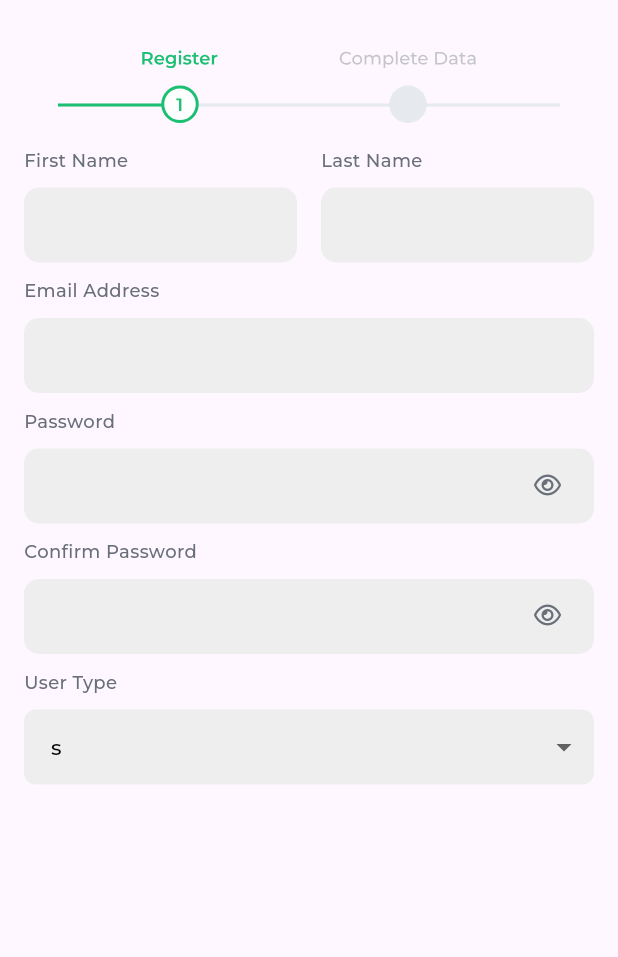
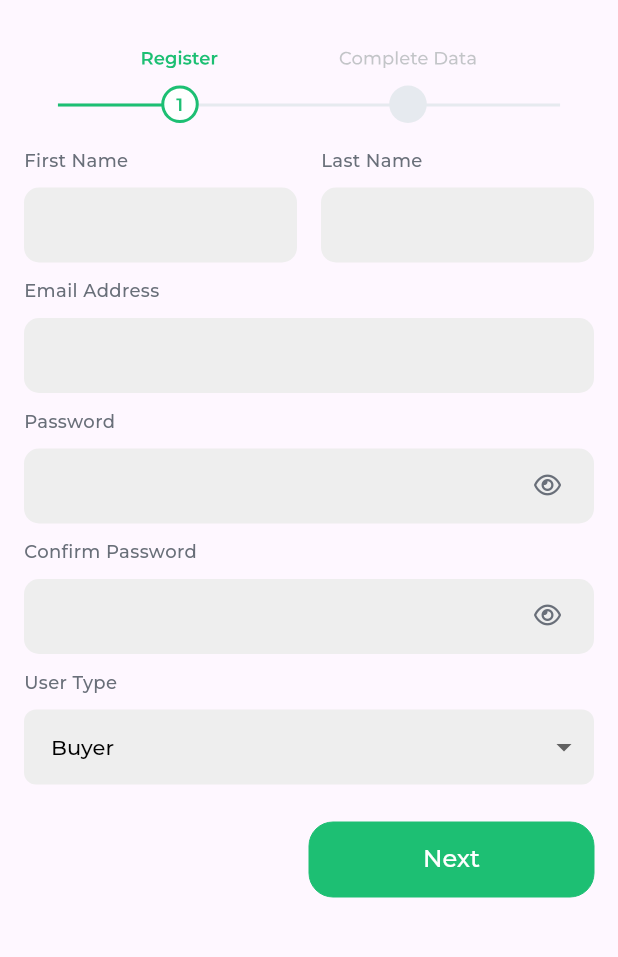
Before and after one commit to Willyyyy9/kafiil, a Flutter app: the screen it shows after launch, after a tap on "Register", on a phone screen of 412 x 824 dp, the part 60-1017 px from its top. Run offline on Flutter 3.47's test engine with Material 3 defaults, Android fonts, the phone set to English and light mode, and no system bars; drawn by our look-alikes of auto_size_text; our stand-ins replace flutter_easyloading, flutter_svg, font_awesome_flutter, gap, get, multi_dropdown; project files that could hold a hidden picture were left out.

Commit message:
register screen

```diff
--- a/lib/app/modules/register/controllers/register_controller.dart
+++ b/lib/app/modules/register/controllers/register_controller.dart
@@ -1,5 +1,8 @@
+import 'dart:async';
+
 import 'package:flutter/material.dart';
 import 'package:get/get.dart';
+import 'package:intl/intl.dart';
 
 class RegisterController extends GetxController {
   TextEditingController registerFirstNameTextController =
@@ -14,4 +17,54 @@ class RegisterController extends GetxController {
 
   bool isPasswordObscure = true;
   bool isConfirmPasswordObscure = true;
+
+  List<String> userTypes = ["Buyer", "Seller", "Both"];
+  String selectedUserType = "";
+
+  int widgetIndex = 0;
+
+  int selectedSalary = 1000;
+
+  changeSalary({required bool isAdding}) {
+    if (isAdding == true) {
+      selectedSalary += 100;
+    } else {
+      if (!((selectedSalary - 100) < 1000)) {
+        selectedSalary -= 100;
+      }
+    }
+    update();
+  }
+
+  Timer? minusTimer;
+  Timer? plusTimer;
+  DateTime? selectedDate;
+
+  Future<void> selectDate(BuildContext context) async {
+    final DateTime? pickedDate = await showDatePicker(
+        context: context,
+        initialDate: selectedDate,
+        firstDate: DateTime(1920, 1),
+        lastDate: DateTime.now());
+    if (pickedDate != null && pickedDate != selectedDate) {
+      selectedDate = pickedDate;
+      update();
+    }
+  }
+
+  String formatDate(DateTime? dateTime) {
+    if (dateTime == null) {
+      return "";
+    } else {
+      DateFormat formatter = DateFormat('dd-MM-yyyy');
+      return formatter.format(dateTime);
+    }
+  }
+
+  @override
+  void onInit() {
+    // TODO: implement onInit
+    super.onInit();
+    selectedUserType = userTypes.first;
+  }
 }
--- a/lib/app/modules/register/views/register_view.dart
+++ b/lib/app/modules/register/views/register_view.dart
@@ -1,7 +1,7 @@
 import 'package:flutter/material.dart';
 import 'package:flutter_svg/flutter_svg.dart';
-import 'package:gap/gap.dart';
 import 'package:get/get.dart';
+import 'package:kafiil/app/modules/register/views/widgets/register_complete_data_form.dart';
 import 'package:kafiil/app/modules/register/views/widgets/register_form.dart';
 import 'package:kafiil/app/resources/asset_manager.dart';
 import 'package:kafiil/app/resources/color_manager.dart';
@@ -18,13 +18,25 @@ class RegisterView extends GetView<RegisterController> {
   Widget build(BuildContext context) {
     return Scaffold(
         appBar: AppBar(
-          leading: Padding(
+          leading: GetBuilder<RegisterController>(builder: (controller) {
+            return InkWell(
+              onTap: () {
+                if (controller.widgetIndex == 0) {
+                  Get.back();
+                } else {
+                  controller.widgetIndex--;
+                  controller.update();
+                }
+              },
+              child: Padding(
                 padding: const EdgeInsets.all(AppPadding.p16),
                 child: SvgPicture.asset(
                   IconAssets.backButtonIcon,
                   height: AppSize.s25,
                 ),
               ),
+            );
+          }),
           title: Text(
             AppStrings.register,
             style: getSemiBoldStyle(
@@ -34,16 +46,13 @@ class RegisterView extends GetView<RegisterController> {
         ),
         body: Padding(
           padding: const EdgeInsets.all(AppPadding.p16),
-          child: SingleChildScrollView(
-            child: Column(
-              crossAxisAlignment: CrossAxisAlignment.start,
-              children: [
-                Center(child: SvgPicture.asset(IconAssets.registerStepOneIcon)),
-                const Gap(AppSize.s16),
-                const RegisterForm()
-              ],
-            ),
-          ),
+          child: GetBuilder<RegisterController>(builder: (controller) {
+            if (controller.widgetIndex == 0) {
+              return const RegisterForm();
+            } else {
+              return const RegisterCompleteDataForm();
+            }
+          }),
         ));
   }
 }
--- a/lib/app/modules/register/views/widgets/register_form.dart
+++ b/lib/app/modules/register/views/widgets/register_form.dart
@@ -1,11 +1,14 @@
 import 'package:auto_size_text/auto_size_text.dart';
 import 'package:flutter/material.dart';
+import 'package:flutter_svg/svg.dart';
 import 'package:font_awesome_flutter/font_awesome_flutter.dart';
 import 'package:gap/gap.dart';
 import 'package:get/get.dart';
+import 'package:kafiil/app/common/widgets/app_button.dart';
 import 'package:kafiil/app/common/widgets/app_drop_down_button.dart';
 import 'package:kafiil/app/common/widgets/app_text_form_field.dart';
 import 'package:kafiil/app/modules/register/controllers/register_controller.dart';
+import 'package:kafiil/app/resources/asset_manager.dart';
 import 'package:kafiil/app/resources/color_manager.dart';
 import 'package:kafiil/app/resources/font_manager.dart';
 import 'package:kafiil/app/resources/string_manager.dart';
@@ -17,9 +20,12 @@ class RegisterForm extends GetView<RegisterController> {
 
   @override
   Widget build(BuildContext context) {
-    return Column(
+    return SingleChildScrollView(
+      child: Column(
         crossAxisAlignment: CrossAxisAlignment.start,
         children: [
+          Center(child: SvgPicture.asset(IconAssets.registerStepOneIcon)),
+          const Gap(AppSize.s16),
           Row(
             children: [
               Expanded(
@@ -62,8 +68,8 @@ class RegisterForm extends GetView<RegisterController> {
           const Gap(AppSize.s10),
           AutoSizeText(
             AppStrings.emailAddress,
-          style:
-              getMediumStyle(color: ColorManager.grey, fontSize: FontSize.s12),
+            style: getMediumStyle(
+                color: ColorManager.grey, fontSize: FontSize.s12),
           ),
           const Gap(AppSize.s10),
           AppTextFormField(
@@ -74,8 +80,8 @@ class RegisterForm extends GetView<RegisterController> {
           const Gap(AppSize.s10),
           AutoSizeText(
             AppStrings.password,
-          style:
-              getMediumStyle(color: ColorManager.grey, fontSize: FontSize.s12),
+            style: getMediumStyle(
+                color: ColorManager.grey, fontSize: FontSize.s12),
           ),
           const Gap(AppSize.s10),
           GetBuilder<RegisterController>(builder: (controller) {
@@ -103,8 +109,8 @@ class RegisterForm extends GetView<RegisterController> {
           const Gap(AppSize.s10),
           AutoSizeText(
             AppStrings.confirmPassword,
-          style:
-              getMediumStyle(color: ColorManager.grey, fontSize: FontSize.s12),
+            style: getMediumStyle(
+                color: ColorManager.grey, fontSize: FontSize.s12),
           ),
           const Gap(AppSize.s10),
           GetBuilder<RegisterController>(builder: (controller) {
@@ -135,20 +141,41 @@ class RegisterForm extends GetView<RegisterController> {
           const Gap(AppSize.s10),
           AutoSizeText(
             AppStrings.userType,
-          style:
-              getMediumStyle(color: ColorManager.grey, fontSize: FontSize.s12),
+            style: getMediumStyle(
+                color: ColorManager.grey, fontSize: FontSize.s12),
           ),
           const Gap(AppSize.s10),
           GetBuilder<RegisterController>(builder: (context) {
             return AppDropDownField(
               hint: "",
-            value: "s",
-            onChanged: (p0) {},
-            itemList: const ["", "s"],
+              value: controller.selectedUserType,
+              onChanged: (selectedItem) {
+                controller.selectedUserType = selectedItem.toString();
+                controller.update();
+              },
+              itemList: controller.userTypes,
               height: AppSize.s50,
             );
           }),
+          const Gap(AppSize.s25),
+          Row(
+            children: [
+              const Expanded(child: SizedBox()),
+              Expanded(
+                child: AppButton(
+                    title: AppStrings.next,
+                    height: AppSize.s50,
+                    buttonTextStyle: getRegularStyle(
+                        color: ColorManager.white, fontSize: FontSize.s16),
+                    onTap: () {
+                      controller.widgetIndex++;
+                      controller.update();
+                    }),
+              ),
             ],
+          )
+        ],
+      ),
     );
   }
 }
--- a/lib/app/resources/asset_manager.dart
+++ b/lib/app/resources/asset_manager.dart
@@ -11,6 +11,12 @@ class IconAssets {
   static const String backButtonIcon = '${iconPath}backbuttonicon.svg';
   static const String registerStepOneIcon =
       '${iconPath}registersteponeicon.svg';
+  static const String registerCompleteDataIcon =
+      '${iconPath}registercompletedataicon.svg';
+  static const String registerAvatarIcon = '${iconPath}registeravataricon.svg';
+  static const String circleMinusIcon = '${iconPath}circleminusicon.svg';
+  static const String circlePlusIcon = '${iconPath}circleplusicon.svg';
+  static const String calendarIcon = '${iconPath}calendaricon.svg';
 }
 
 class JsonAssets {}
--- a/lib/app/resources/string_manager.dart
+++ b/lib/app/resources/string_manager.dart
@@ -19,6 +19,10 @@ class AppStrings {
   static const String passwordMustMatch = "Password must match";
   static const String passwordValidationMessage =
       "Password must be 6 characters or more";
+  static const String next = "Next";
+  static const String about = "About";
+  static const String salary = "Salary";
+  static const String birthDate = "Birth Date";
 }
 
 class AppLinks {}
--- a/pubspec.yaml
+++ b/pubspec.yaml
@@ -16,6 +16,8 @@ dependencies:
   auto_size_text: ^3.0.0
   flutter_svg: ^2.0.9
   gap: ^3.0.1
+  intl: ^0.19.0
+  multi_dropdown: ^2.1.3
 
 dev_dependencies:
   flutter_lints: ^2.0.0
@@ -25,7 +27,6 @@ dev_dependencies:
 flutter:
   uses-material-design: true
   assets:
-    - assets/images/
     - assets/icons/
     - assets/fonts/
 
```
Also changed, not shown: lib/app/common/widgets/app_multi_line_text_form_field.dart (+6 -6 lines), lib/app/modules/register/views/widgets/register_complete_data_form.dart (added, +95 -0 lines), lib/app/modules/register/views/widgets/register_salary_widget.dart (added, +84 -0 lines), assets/icons/calendaricon.svg (added), assets/icons/circleminusicon.svg (added), assets/icons/circleplusicon.svg (added), assets/icons/registeravataricon.svg (added), assets/icons/registercompletedataicon.svg (added), pubspec.lock, 2 other files. Lines whose indentation alone changed are shown as unchanged.
